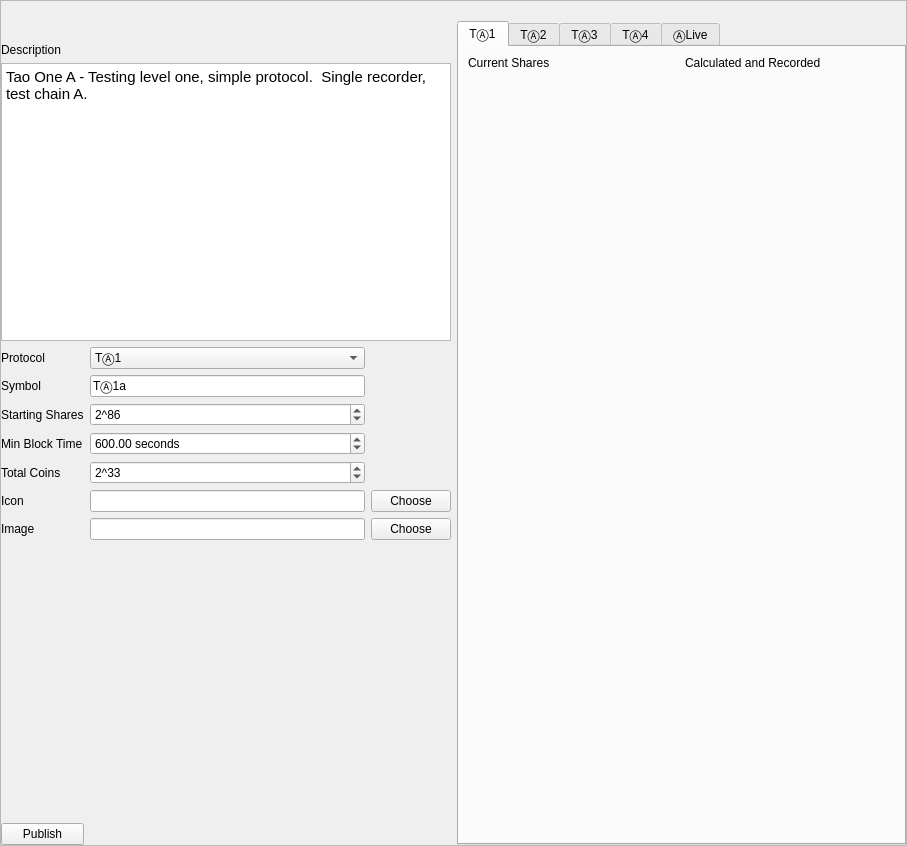
First picture: the form in apps/GenesisForm/genesisForm.ui, repository assignonward/aosuite, before the edit.
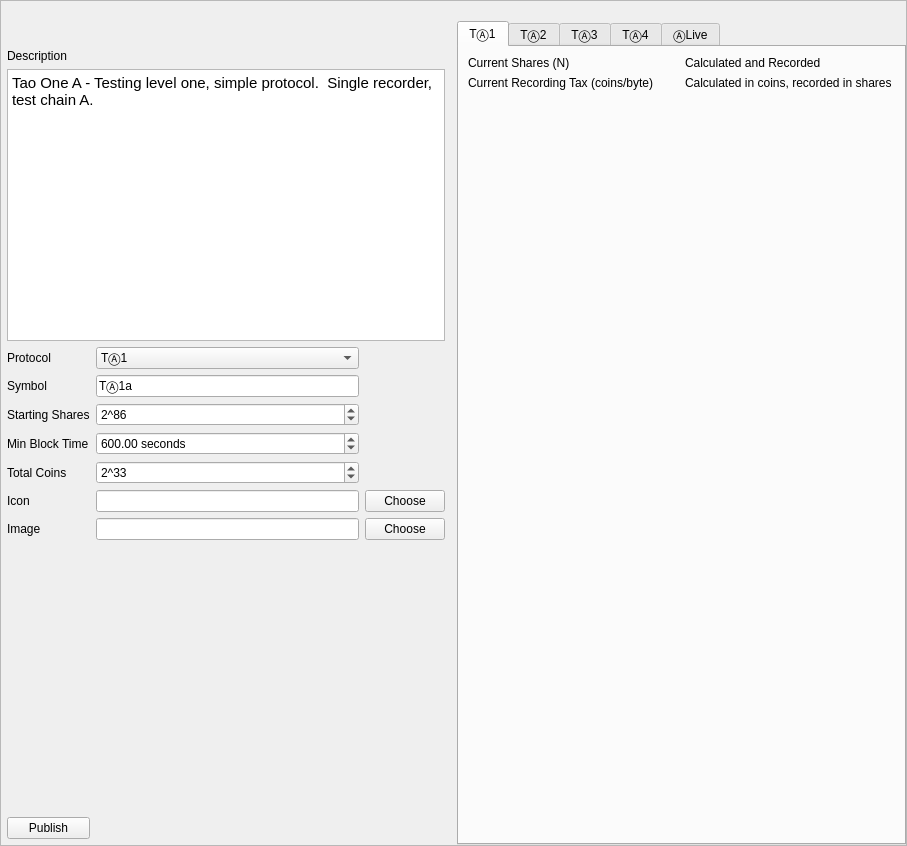
Second picture: the form after the edit. Icons and pictures are not drawn.

Commit message: add recording tax

Diff of the .ui file:
```diff
--- a/apps/GenesisForm/genesisForm.ui
+++ b/apps/GenesisForm/genesisForm.ui
@@ -40,11 +40,17 @@
     </property>
     <item>
      <layout class="QGridLayout" name="gridLayout">
+      <property name="leftMargin">
+       <number>6</number>
+      </property>
       <property name="topMargin">
-       <number>0</number>
+       <number>6</number>
+      </property>
+      <property name="rightMargin">
+       <number>6</number>
       </property>
       <property name="bottomMargin">
-       <number>0</number>
+       <number>6</number>
       </property>
       <item row="7" column="0">
        <widget class="QLabel" name="label_4">
@@ -321,7 +327,7 @@
           <string>TⒶ1</string>
          </attribute>
          <layout class="QGridLayout" name="gridLayout_2">
-          <item row="1" column="0">
+          <item row="2" column="0">
            <spacer name="verticalSpacer_2">
             <property name="orientation">
              <enum>Qt::Vertical</enum>
@@ -337,7 +343,10 @@
           <item row="0" column="0">
            <widget class="QLabel" name="label_8">
             <property name="text">
-             <string>Current Shares</string>
+             <string>Current Shares (N)</string>
+            </property>
+            <property name="wordWrap">
+             <bool>true</bool>
             </property>
            </widget>
           </item>
@@ -345,6 +354,29 @@
            <widget class="QLabel" name="label_9">
             <property name="text">
              <string>Calculated and Recorded</string>
+            </property>
+            <property name="wordWrap">
+             <bool>true</bool>
+            </property>
+           </widget>
+          </item>
+          <item row="1" column="0">
+           <widget class="QLabel" name="label_13">
+            <property name="text">
+             <string>Current Recording Tax (coins/byte)</string>
+            </property>
+            <property name="wordWrap">
+             <bool>true</bool>
+            </property>
+           </widget>
+          </item>
+          <item row="1" column="1">
+           <widget class="QLabel" name="label_14">
+            <property name="text">
+             <string>Calculated in coins, recorded in shares</string>
+            </property>
+            <property name="wordWrap">
+             <bool>true</bool>
             </property>
            </widget>
           </item>
```
The commit also changes 1 other file.
